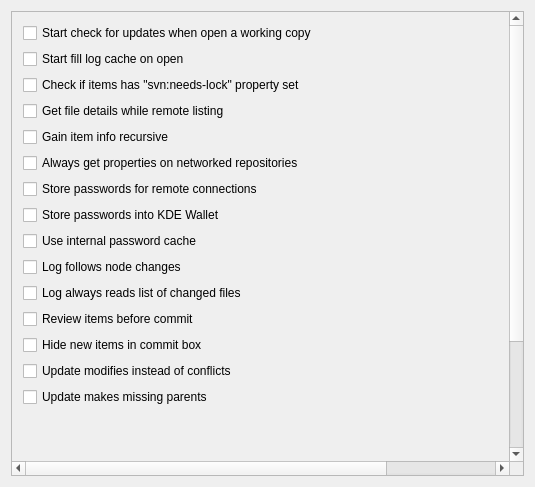
Old version of the form src/settings/subversion_settings.ui in the repository KDE/kdesvn.
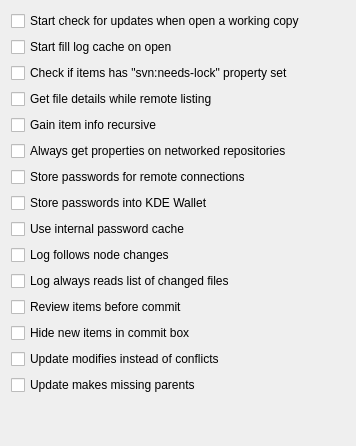
New version of the form.

Commit message: No functional changes, just some layout fixes so they're at least usable (don't collapse, don't expand anywhere)

```diff
--- a/src/settings/subversion_settings.ui
+++ b/src/settings/subversion_settings.ui
@@ -2,39 +2,11 @@
 <ui version="4.0">
  <class>SubversionSettings</class>
  <widget class="QWidget" name="SubversionSettings">
-  <property name="geometry">
-   <rect>
-    <x>0</x>
-    <y>0</y>
-    <width>535</width>
-    <height>487</height>
-   </rect>
-  </property>
   <property name="windowTitle">
    <string>Subversion Settings</string>
   </property>
-  <layout class="QVBoxLayout" name="verticalLayout_2">
-   <item>
-    <widget class="QScrollArea" name="scrollArea">
-     <property name="widgetResizable">
-      <bool>false</bool>
-     </property>
-     <property name="alignment">
-      <set>Qt::AlignLeading|Qt::AlignLeft|Qt::AlignTop</set>
-     </property>
-     <widget class="QWidget" name="scrollAreaWidgetContents_2">
-      <property name="geometry">
-       <rect>
-        <x>0</x>
-        <y>0</y>
-        <width>646</width>
-        <height>600</height>
-       </rect>
-      </property>
-      <layout class="QVBoxLayout" name="verticalLayout_3">
-       <item>
-        <layout class="QHBoxLayout" name="horizontalLayout">
-         <item>
+  <layout class="QGridLayout" name="gridLayout">
+   <item row="0" column="1" rowspan="2">
           <layout class="QVBoxLayout" name="verticalLayout">
            <item>
             <widget class="QCheckBox" name="kcfg_start_updates_check_on_open">
@@ -241,7 +213,7 @@
            </item>
           </layout>
          </item>
-         <item>
+   <item row="0" column="2">
           <spacer name="horizontalSpacer">
            <property name="orientation">
             <enum>Qt::Horizontal</enum>
@@ -254,27 +226,18 @@
            </property>
           </spacer>
          </item>
-        </layout>
-       </item>
-       <item>
-        <spacer name="m_Spacer">
+   <item row="2" column="1">
+    <spacer name="verticalSpacer">
          <property name="orientation">
           <enum>Qt::Vertical</enum>
          </property>
-         <property name="sizeType">
-          <enum>QSizePolicy::Expanding</enum>
-         </property>
          <property name="sizeHint" stdset="0">
           <size>
            <width>20</width>
-           <height>48</height>
+       <height>40</height>
           </size>
          </property>
         </spacer>
-       </item>
-      </layout>
-     </widget>
-    </widget>
    </item>
   </layout>
  </widget>
```
Lines whose indentation alone changed are shown as unchanged. The commit also changes 11 other files.
